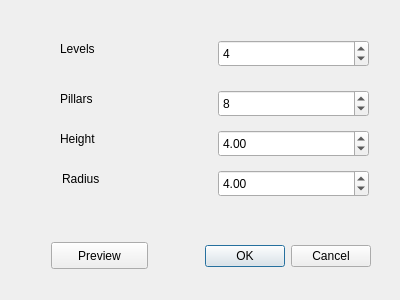
The window that Parsip100/ParsipHaptics/DlgPizaModel.ui (GraphicsEmpire/Parsip) describes before a commit, drawn with Qt 5.
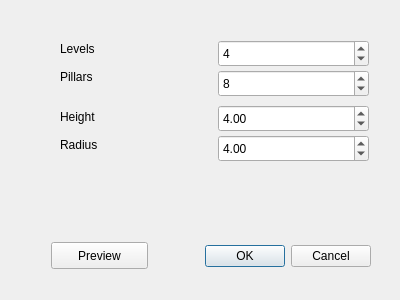
The same window after the commit.

Diff of the .ui file:
```diff
--- a/Parsip100/ParsipHaptics/DlgPizaModel.ui
+++ b/Parsip100/ParsipHaptics/DlgPizaModel.ui
@@ -59,7 +59,7 @@
    <property name="geometry">
     <rect>
      <x>60</x>
-     <y>90</y>
+     <y>68</y>
      <width>67</width>
      <height>17</height>
     </rect>
@@ -72,7 +72,7 @@
    <property name="geometry">
     <rect>
      <x>218</x>
-     <y>90</y>
+     <y>70</y>
      <width>151</width>
      <height>27</height>
     </rect>
@@ -85,7 +85,7 @@
    <property name="geometry">
     <rect>
      <x>60</x>
-     <y>130</y>
+     <y>108</y>
      <width>67</width>
      <height>17</height>
     </rect>
@@ -98,7 +98,7 @@
    <property name="geometry">
     <rect>
      <x>218</x>
-     <y>130</y>
+     <y>105</y>
      <width>151</width>
      <height>27</height>
     </rect>
@@ -123,8 +123,8 @@
   <widget class="QLabel" name="label_4">
    <property name="geometry">
     <rect>
-     <x>62</x>
-     <y>170</y>
+     <x>60</x>
+     <y>136</y>
      <width>67</width>
      <height>17</height>
     </rect>
@@ -137,7 +137,7 @@
    <property name="geometry">
     <rect>
      <x>218</x>
-     <y>170</y>
+     <y>135</y>
      <width>151</width>
      <height>27</height>
     </rect>
```
